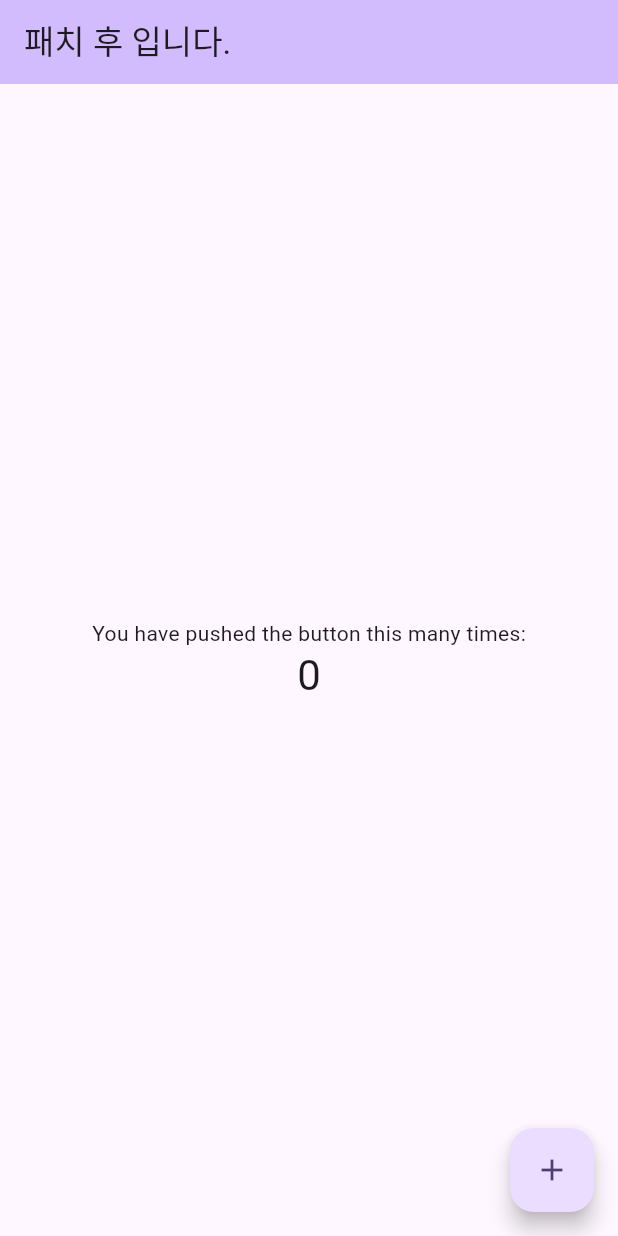
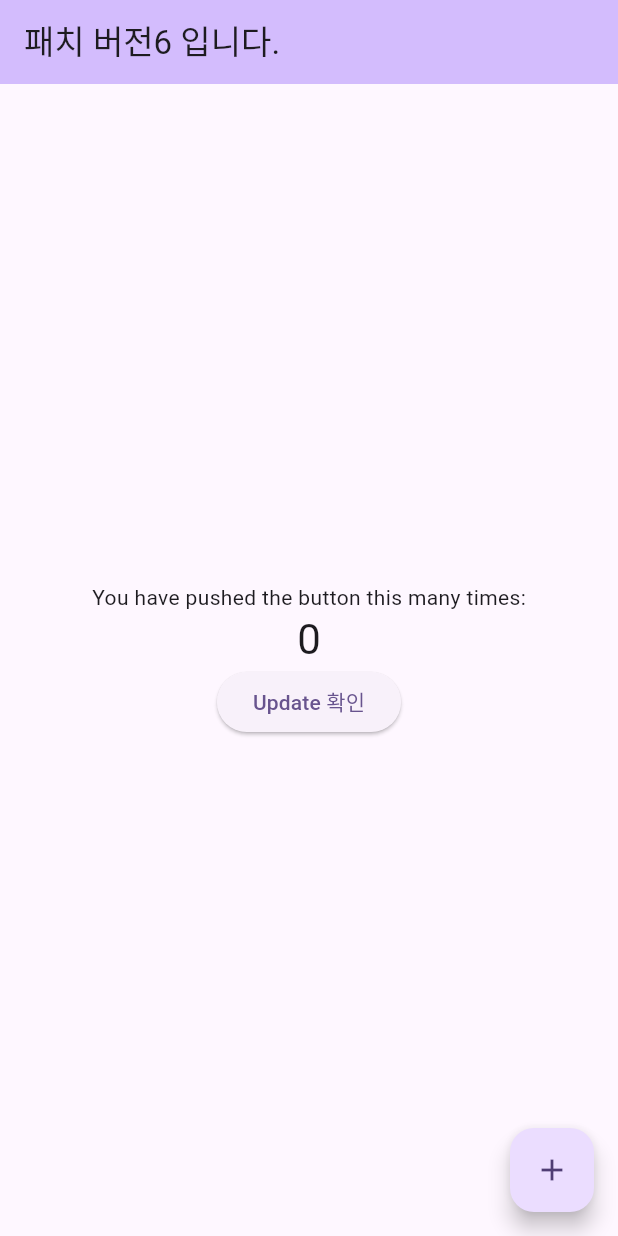
Before and after one commit to hyunjung2e/shorebird_code_push, a Flutter app: the screen it shows after launch, on a phone screen of 412 x 824 dp. Run offline on Flutter 3.47's test engine with Material 3 defaults, Android fonts, the phone set to English and light mode, and no system bars; missing offline and left inert: fimber, shorebird_code_push.

```diff
--- a/lib/main.dart
+++ b/lib/main.dart
@@ -1,4 +1,8 @@
+import 'package:fimber/fimber.dart';
 import 'package:flutter/material.dart';
+import 'package:shorebird_code_push/shorebird_code_push.dart';
+
+final shorebirdCodePush = ShorebirdCodePush();
 
 void main() {
   runApp(const MyApp());
@@ -7,46 +11,21 @@ void main() {
 class MyApp extends StatelessWidget {
   const MyApp({super.key});
 
-  // This widget is the root of your application.
   @override
   Widget build(BuildContext context) {
     return MaterialApp(
       title: 'Flutter Demo',
       theme: ThemeData(
-        // This is the theme of your application.
-        //
-        // TRY THIS: Try running your application with "flutter run". You'll see
-        // the application has a purple toolbar. Then, without quitting the app,
-        // try changing the seedColor in the colorScheme below to Colors.green
-        // and then invoke "hot reload" (save your changes or press the "hot
-        // reload" button in a Flutter-supported IDE, or press "r" if you used
-        // the command line to start the app).
-        //
-        // Notice that the counter didn't reset back to zero; the application
-        // state is not lost during the reload. To reset the state, use hot
-        // restart instead.
-        //
-        // This works for code too, not just values: Most code changes can be
-        // tested with just a hot reload.
         colorScheme: ColorScheme.fromSeed(seedColor: Colors.deepPurple),
         useMaterial3: true,
       ),
-      home: const MyHomePage(title: '패치 후 입니다.'),
+      home: const MyHomePage(title: '패치 버전6 입니다.'),
     );
   }
 }
 
 class MyHomePage extends StatefulWidget {
   const MyHomePage({super.key, required this.title});
-
-  // This widget is the home page of your application. It is stateful, meaning
-  // that it has a State object (defined below) that contains fields that affect
-  // how it looks.
-
-  // This class is the configuration for the state. It holds the values (in this
-  // case the title) provided by the parent (in this case the App widget) and
-  // used by the build method of the State. Fields in a Widget subclass are
-  // always marked "final".
 
   final String title;
 
@@ -55,63 +34,40 @@ class MyHomePage extends StatefulWidget {
 }
 
 class _MyHomePageState extends State<MyHomePage> {
+  @override
+  void initState() {
+    super.initState();
+    shorebirdCodePush.currentPatchNumber().then((value) => Fimber.d('현재 패치 번호는 $value'));
+  }
+
+  Future<void> _checkForUpdates() async {
+    Fimber.d('update 버튼 눌림');
+    final isUpdateAvailable = await shorebirdCodePush.isNewPatchAvailableForDownload();
+    Fimber.d('isUpdateAvailable 정보는? $isUpdateAvailable');
+    if (isUpdateAvailable) {
+      await shorebirdCodePush.downloadUpdateIfAvailable();
+    }
+  }
+
   int _counter = 0;
 
   void _incrementCounter() {
     setState(() {
-      // This call to setState tells the Flutter framework that something has
-      // changed in this State, which causes it to rerun the build method below
-      // so that the display can reflect the updated values. If we changed
-      // _counter without calling setState(), then the build method would not be
-      // called again, and so nothing would appear to happen.
       _counter++;
     });
   }
 
   @override
   Widget build(BuildContext context) {
-    // This method is rerun every time setState is called, for instance as done
-    // by the _incrementCounter method above.
-    //
-    // The Flutter framework has been optimized to make rerunning build methods
-    // fast, so that you can just rebuild anything that needs updating rather
-    // than having to individually change instances of widgets.
     return Scaffold(
-      appBar: AppBar(
-        // TRY THIS: Try changing the color here to a specific color (to
-        // Colors.amber, perhaps?) and trigger a hot reload to see the AppBar
-        // change color while the other colors stay the same.
-        backgroundColor: Theme.of(context).colorScheme.inversePrimary,
-        // Here we take the value from the MyHomePage object that was created by
-        // the App.build method, and use it to set our appbar title.
-        title: Text(widget.title),
-      ),
+      appBar: AppBar(backgroundColor: Theme.of(context).colorScheme.inversePrimary, title: Text(widget.title)),
       body: Center(
-        // Center is a layout widget. It takes a single child and positions it
-        // in the middle of the parent.
         child: Column(
-          // Column is also a layout widget. It takes a list of children and
-          // arranges them vertically. By default, it sizes itself to fit its
-          // children horizontally, and tries to be as tall as its parent.
-          //
-          // Column has various properties to control how it sizes itself and
-          // how it positions its children. Here we use mainAxisAlignment to
-          // center the children vertically; the main axis here is the vertical
-          // axis because Columns are vertical (the cross axis would be
-          // horizontal).
-          //
-          // TRY THIS: Invoke "debug painting" (choose the "Toggle Debug Paint"
-          // action in the IDE, or press "p" in the console), to see the
-          // wireframe for each widget.
           mainAxisAlignment: MainAxisAlignment.center,
           children: <Widget>[
-            const Text(
-              'You have pushed the button this many times:',
-            ),
-            Text(
-              '$_counter',
-              style: Theme.of(context).textTheme.headlineMedium,
-            ),
+            const Text('You have pushed the button this many times:'),
+            Text('$_counter', style: Theme.of(context).textTheme.headlineMedium),
+            ElevatedButton(onPressed: _checkForUpdates, child: const Text('Update 확인')),
           ],
         ),
       ),
@@ -119,7 +75,7 @@ class _MyHomePageState extends State<MyHomePage> {
         onPressed: _incrementCounter,
         tooltip: 'Increment',
         child: const Icon(Icons.add),
-      ), // This trailing comma makes auto-formatting nicer for build methods.
+      ),
     );
   }
 }
--- a/pubspec.yaml
+++ b/pubspec.yaml
@@ -30,11 +30,14 @@ environment:
 dependencies:
   flutter:
     sdk: flutter
+  fimber: ^0.7.0
+
 
 
   # The following adds the Cupertino Icons font to your application.
   # Use with the CupertinoIcons class for iOS style icons.
   cupertino_icons: ^1.0.6
+  shorebird_code_push: ^1.1.3
 
 dev_dependencies:
   flutter_test:
```
Also changed, not shown: pubspec.lock.
